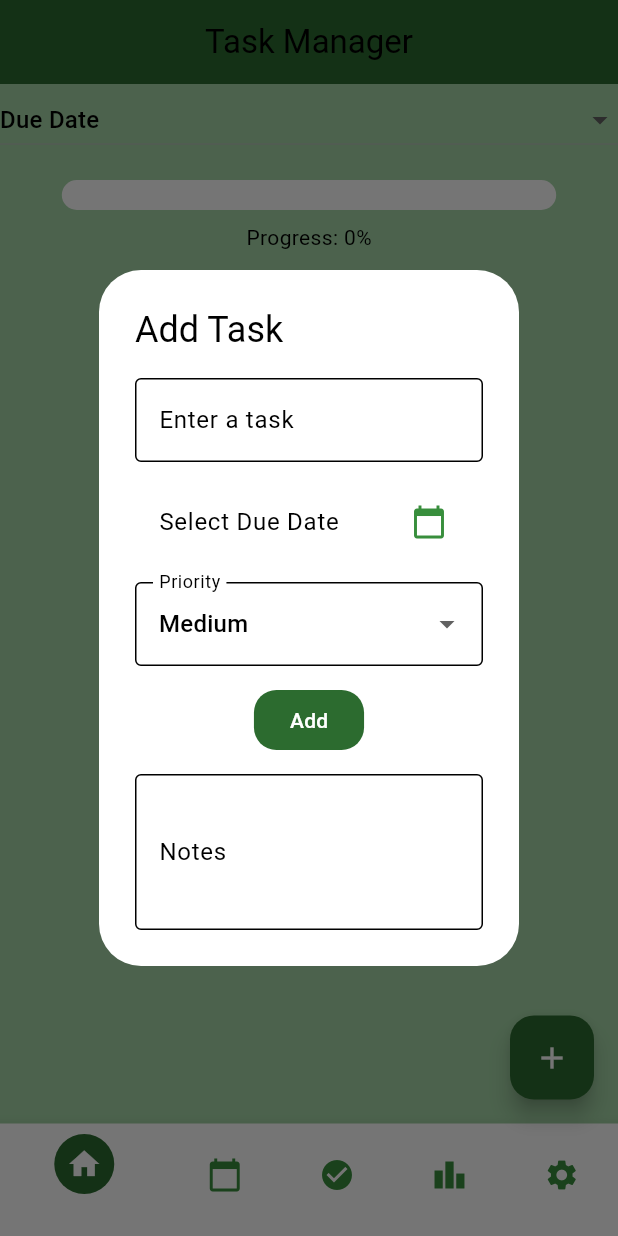
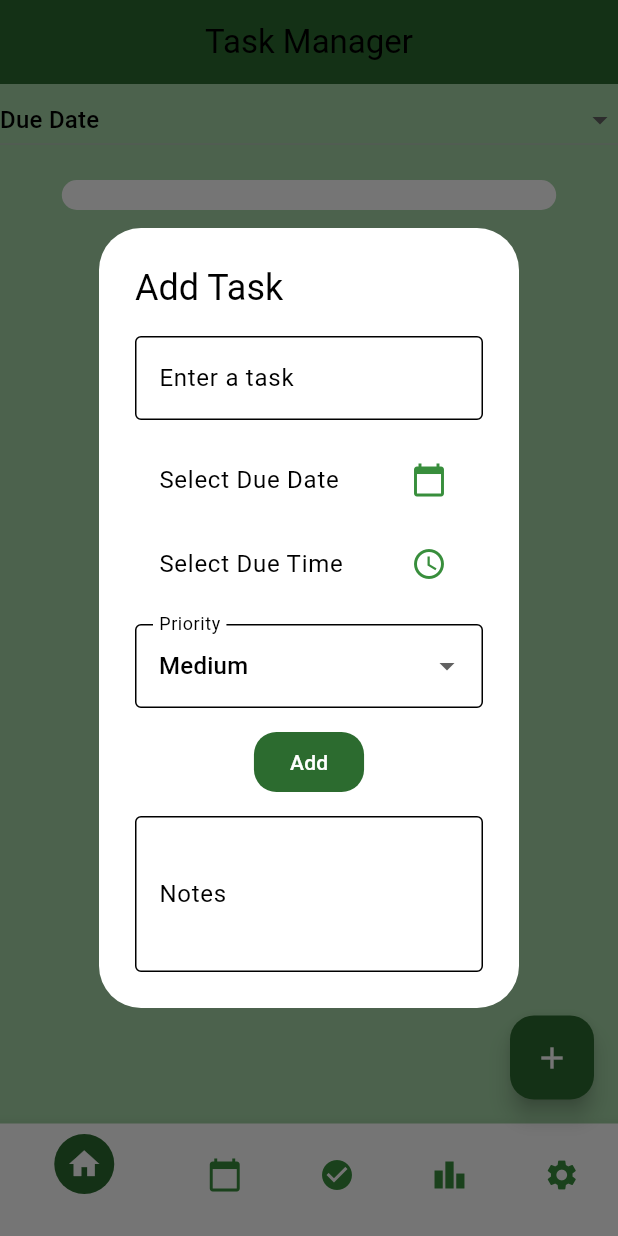
Before and after one commit to Camillaecalle/TaskQuest, a Flutter app: the screen it shows after launch, after a tap on the "add" icon, on a phone screen of 412 x 824 dp. Run offline on Flutter 3.47's test engine with Material 3 defaults, Android fonts, the phone set to English and light mode, and no system bars; our stand-ins replace firebase_auth, firebase_core, table_calendar; accounts and stored records are empty.

Commit message:
adding time to tasks

```diff
--- a/taskquest1/lib/screens/task_manager_page.dart
+++ b/taskquest1/lib/screens/task_manager_page.dart
@@ -7,7 +7,6 @@ import 'calendar_page.dart';
 class TaskManagerPage extends StatefulWidget {
   final AppTheme currentTheme;
   final ValueChanged<AppTheme> onThemeChanged;
-
   const TaskManagerPage({
     Key? key,
     required this.currentTheme,
@@ -30,12 +29,14 @@ class _TaskManagerPageState extends State<TaskManagerPage> {
 
   String _sortOrder = 'Due Date';
   DateTime? _selectedDueDate;
+  TimeOfDay? _selectedDueTime;
   String _selectedPriority = 'Medium';
   int? _editingIndex;
   double _progress = 0.0;
   int _currentIndex = 0;
   DateTime _focusedDay = DateTime.now();
   DateTime? _selectedDay;
+
 
   @override
   void initState() {
@@ -62,12 +63,23 @@ class _TaskManagerPageState extends State<TaskManagerPage> {
     if (picked != null) setState(() => _selectedDueDate = picked);
   }
 
+  Future<void> _pickDueTime() async {
+    final now = TimeOfDay.now();
+    final picked = await showTimePicker(
+      context: context,
+      initialTime: _selectedDueTime ?? now,
+    );
+    if (picked != null) setState(() => _selectedDueTime = picked);
+  }
+
   void _openTaskDialog({int? index}) {
     if (index != null) {
       _editingIndex = index;
       final task = _tasks[index];
       _taskController.text = task['task'];
-      _selectedDueDate = task['dueDate'];
+      final due = task['dueDate'] as DateTime;
+      _selectedDueDate = DateTime(due.year, due.month, due.day);
+      _selectedDueTime = TimeOfDay(hour: due.hour, minute: due.minute);
       _selectedPriority = task['priority'];
       _taskNotesController.text = task['notes'] ?? '';
     } else {
@@ -75,6 +87,7 @@ class _TaskManagerPageState extends State<TaskManagerPage> {
       _taskController.clear();
       _taskNotesController.clear();
       _selectedDueDate = null;
+      _selectedDueTime = null;
       _selectedPriority = 'Medium';
     }
 
@@ -118,6 +131,15 @@ class _TaskManagerPageState extends State<TaskManagerPage> {
                               .secondary),
                           onTap: _pickDueDate,
                         ),
+                        ListTile(
+                          title: Text(
+                            _selectedDueTime == null
+                                ? 'Select Due Time'
+                                : 'Time: ${_selectedDueTime!.format(context)}',
+                          ),
+                          trailing: Icon(Icons.access_time, color: Theme.of(context).colorScheme.secondary),
+                          onTap: _pickDueTime,
+                        ),
                         SizedBox(height: 12),
                         DropdownButtonFormField<String>(
                           value: _selectedPriority,
@@ -157,16 +179,22 @@ class _TaskManagerPageState extends State<TaskManagerPage> {
 
   void _addOrEditTask() {
     final text = _taskController.text.trim();
-    if (text.isEmpty || _selectedDueDate == null) return;
+    if (text.isEmpty || _selectedDueDate == null || _selectedDueTime == null) return;
+
+    final dueDateTime = DateTime(
+      _selectedDueDate!.year,
+      _selectedDueDate!.month,
+      _selectedDueDate!.day,
+      _selectedDueTime!.hour,
+      _selectedDueTime!.minute,
+    );
 
     final entry = {
       'id': _editingIndex != null
           ? _tasks[_editingIndex!]['id']
-          : DateTime
-          .now()
-          .millisecondsSinceEpoch,
+          : DateTime.now().millisecondsSinceEpoch,
       'task': text,
-      'dueDate': _selectedDueDate!,
+      'dueDate': dueDateTime,
       'priority': _selectedPriority,
       'completed': false,
       'notes': _taskNotesController.text.trim(),
@@ -321,7 +349,7 @@ class _TaskManagerPageState extends State<TaskManagerPage> {
         subtitle: Column(
           crossAxisAlignment: CrossAxisAlignment.start,
           children: [
-            Text('Due: ${DateFormat('MMM dd, yyyy').format(task['dueDate'])}'),
+            Text('Due: ${DateFormat('MMM dd, yyyy – hh:mm a').format(task['dueDate'])}'),
             if (task['notes'] != null && task['notes'].isNotEmpty)
               Text('Notes: ${task['notes']}'),
           ],
--- a/taskquest1/lib/theme.dart
+++ b/taskquest1/lib/theme.dart
@@ -74,17 +74,17 @@ final Map<AppTheme, ThemeData> appThemeData = {
   ),
 
   AppTheme.HighContrast: ThemeData(
-    brightness: Brightness.dark,
-    primaryColor: Colors.yellow,
-    scaffoldBackgroundColor: Colors.black,
+    brightness: Brightness.light,
+    primaryColor: Colors.pink,
+    scaffoldBackgroundColor: Colors.pink[50],
     textTheme: const TextTheme(
       bodyLarge: TextStyle(fontSize: 18, fontWeight: FontWeight.bold, color: Colors.white),
       bodyMedium: TextStyle(fontSize: 18, fontWeight: FontWeight.bold, color: Colors.white),
     ),
     elevatedButtonTheme: ElevatedButtonThemeData(
       style: ElevatedButton.styleFrom(
-        backgroundColor: Colors.yellow,
-        foregroundColor: Colors.black,
+        backgroundColor: Colors.pink,
+        foregroundColor: Color(0xFFFCE4EC),
       ),
     ),
   ),
```
Also changed, not shown: 1 other file.
